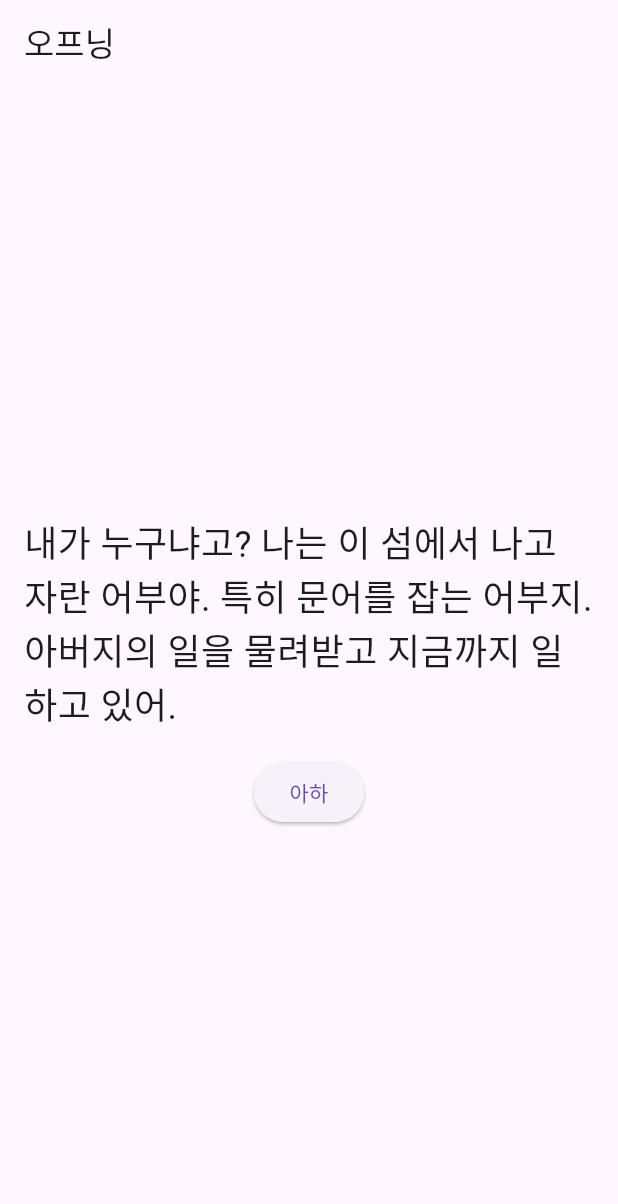
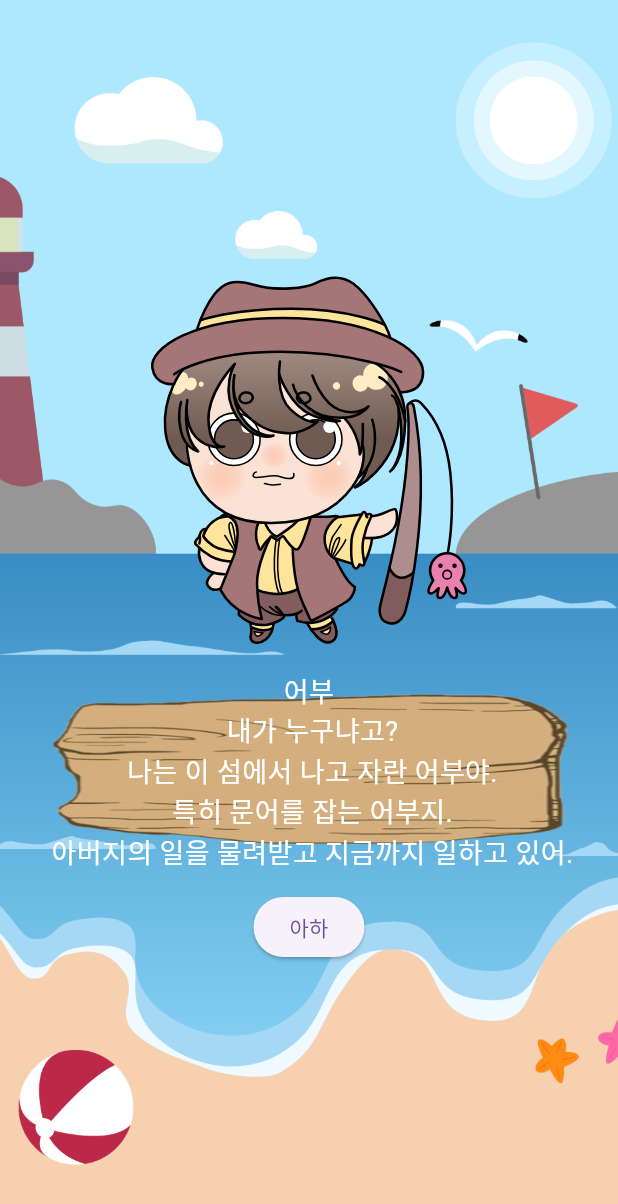
Before and after one commit to jjamk/moonergame_test, a Flutter app: the DialogueGame screen opened directly, after a tap on "나도 모르겠어. 너는 누군데?", on a phone screen of 412 x 824 dp. Shown: the top 1204 px of the screen. Run offline on Flutter 3.47's test engine with Material 3 defaults, Android fonts, the phone set to English and light mode, and no system bars; our stand-ins replace assets_audio_player, audioplayers, bubble, flutter_svg, flutter_switch, image_picker and 4 more; missing offline and left inert: flutter_drawing_board, simple_animation_progress_bar; Roboto replaces fonts that are missing (BMJUA); project files that could hold a hidden picture were left out.

Commit message:
오프닝

```diff
--- a/lib/closing.dart
+++ b/lib/closing.dart
@@ -89,6 +89,7 @@ class _DialogueGameState extends State<DialogueGame> {
                         fit: BoxFit.cover,
                       ),
                     ),
+
                     child: Center(
                       child: Text(
                         messages[_currentMessageIndex],
--- a/lib/opening.dart
+++ b/lib/opening.dart
@@ -27,18 +27,30 @@ class _DialogueGameState extends State<DialogueGame> {
   String name = "";
 
   List<Map<String, String>> script = [
-    {"text": "안녕, 외부인이 이렇게 온건 오랜만이네! 무슨 일로 온 거야?", "button": "나도 모르겠어. 너는 누군데?"},
-    {"text": "내가 누구냐고? 나는 이 섬에서 나고 자란 어부야. 특히 문어를 잡는 어부지. 아버지의 일을 물려받고 지금까지 일하고 있어.", "button": "아하"},
-    {"text": "근데 내 소개를 들었으면 너도 얘기해야지. 넌 누군데?", "button": "응 나는 말이야.."},
-    {"text": "아~. 이구나. 일단 환영해! 어디 갈 곳은 있어?", "button": "아니.."},
-    {"text": "아…. 갈 곳이 없어?", "button": "응"},
-    {"text": "그러면 나랑 같이 일해볼래? 정해진 일이 다 끝나면 네가 원래 있던 곳으로 돌아가도록 도와줄게. 어때?", "button": "알겠어"},
-    {"text": "대신 네가 한 가지 명심하는 게 있어. 아버지가 말씀하시길 문어 중에서는 크기가 남다르고 먹물을 뿜는 특이한 문어가 있대.", "button": "응?"},
-    {"text": "그 문어를 만나게 되면 잡지 말고 잘 달래서 다시 바다로 돌려보내야 해. 그렇지 않으면 진짜 큰일이 벌어진대.", "button": "그게 뭔데?"},
-    {"text": "큰일이 뭐냐고? 나도 당연히 모르지. 어부들 사이에서 옛날부터 전해져 내려오던 이야기래.", "button": "아.. 그럼 어떻게 해야해?"},
-    {"text": "아 돌려보낼 방법? 당연히 있지. 대대로 전해져 내려오는 비밀 방법들이 있어. 내가 하라는 대로만 하면 괜찮을 거야. ", "button": "할 수 있을까?"},
-    {"text": "긴장된다고? 걱정하지 마. 그 방법들만 제대로 해내면 어렵지 않을 거야. ", "button": "응.."},
-    {"text": "날 믿어! 자, 이제 문어 잡으러 떠나볼까?", "button": "가자!"},
+    {"text": "??\n 안녕, 외부인이 이렇게 온건 오랜만이네! \n 무슨 일로 온 거야?",
+    "button": "나도 모르겠어. 너는 누군데?"},
+    {"text": "어부\n 내가 누구냐고? \n 나는 이 섬에서 나고 자란 어부야. \n 특히 문어를 잡는 어부지. \n 아버지의 일을 물려받고 지금까지 일하고 있어.",
+    "button": "아하"},
+    {"text": "어부\n 근데 내 소개를 들었으면 너도 얘기해야지.\n 넌 누군데?",
+    "button": "응 나는 말이야.."},
+    {"text": "어부\n 아~. 이구나. 일단 환영해! \n 어디 갈 곳은 있어?",
+    "button": "아니.."},
+    {"text": "어부\n 아…. 갈 곳이 없어?",
+    "button": "응"},
+    {"text": "어부\n 그러면 나랑 같이 일해볼래? \n 정해진 일이 다 끝나면 \n 네가 원래 있던 곳으로 돌아가도록 도와줄게. \n 어때?",
+    "button": "알겠어"},
+    {"text": "어부\n 대신 네가 한 가지 명심하는 게 있어. \n 아버지가 말씀하시길 문어 중에서는 \n 크기가 남다르고 먹물을 뿜는 특이한 문어가 있대.",
+    "button": "응?"},
+    {"text": "어부\n 그 문어를 만나게 되면 잡지 말고 \n 잘 달래서 다시 바다로 돌려보내야 해. \n 그렇지 않으면 진짜 큰일이 벌어진대.",
+    "button": "그게 뭔데?"},
+    {"text": "어부\n 큰일이 뭐냐고? 나도 당연히 모르지. \n 어부들 사이에서 옛날부터 전해져 내려오던 이야기래.",
+    "button": "아.. 그럼 어떻게 해야해?"},
+    {"text": "어부\n 아 돌려보낼 방법? 당연히 있지. \n 대대로 전해져 내려오는 비밀 방법들이 있어. \n 내가 하라는 대로만 하면 괜찮을 거야. ",
+    "button": "할 수 있을까?"},
+    {"text": "어부\n 긴장된다고? 걱정하지 마. \n 그 방법들만 제대로 해내면 어렵지 않을 거야. ",
+    "button": "응.."},
+    {"text": "어부\n 날 믿어! \n 자, 이제 문어 잡으러 떠나볼까?",
+    "button": "가자!"},
   ];
 
   int scriptIndex = 0;
@@ -105,27 +117,84 @@ class _DialogueGameState extends State<DialogueGame> {
 @override
 Widget build(BuildContext context) {
   return Scaffold(
-      appBar: AppBar(
-        title: Text('오프닝'),
+    body: Stack(
+      children: <Widget>[
+        // 배경 이미지
+        Container(
+          decoration: BoxDecoration(
+            image: DecorationImage(
+              image: AssetImage("assets/images/bg_openclosing.png"),
+              fit: BoxFit.cover,
             ),
-      body: Column(
+          ),
+        ),
+        Center(
+          child: Column(
             mainAxisAlignment: MainAxisAlignment.center,
             children: [
-          Padding(
-            padding: EdgeInsets.all(16.0),
+              if (scriptIndex == 7) ...[
+                // 7번째 대화 전: 3angry_mooner_o.svg 터치 가능
+                GestureDetector(
+                  onTap: nextScript, // 클릭 시 다음 대화로 넘어감
+                  child: SvgPicture.asset(
+                    'assets/images/3angry_mooner_o.svg',
+                    width: 250,
+                    height: 250,
+                    fit: BoxFit.cover,
+                  ),
+                ),
+              ] else ...[
+                // 기본 대화 UI
+                SvgPicture.asset(
+                  'assets/images/fisherman_front.svg',
+                  width: 250,
+                  height: 250,
+                  fit: BoxFit.cover,
+                ),
+                SizedBox(height: 16.0),
+                Stack(
+                  children: [
+                    // dialog_background 이미지
+                    Container(
+                      width: MediaQuery.of(context).size.width * 2,
+                      height: 130,
+                      decoration: BoxDecoration(
+                        image: DecorationImage(
+                          image: AssetImage("assets/images/dialog_background.png"),
+                          fit: BoxFit.fill,
+                        ),
+                      ),
+                    ),
+                    // 대화 텍스트
+                    Positioned.fill(
+                      child: Center(
+                        child: Padding(
+                          padding: EdgeInsets.symmetric(horizontal: 16.0),
                           child: Text(
                             script[scriptIndex]['text']!,
-              style: TextStyle(fontSize: 24.0),
+                            style: TextStyle(fontSize: 18.0, color: Colors.white),
+                            textAlign: TextAlign.center,
                           ),
                         ),
+                      ),
+                    ),
+                  ],
+                ),
+                SizedBox(height: 16.0),
                 ElevatedButton(
                   onPressed: nextScript,
                   child: Text(script[scriptIndex]['button']!),
                 ),
               ],
+            ],
+          ),
+        ),
+      ],
     ),
   );
 }
+
+
 
   @override
   void dispose() {
```
Lines whose indentation alone changed are shown as unchanged.
